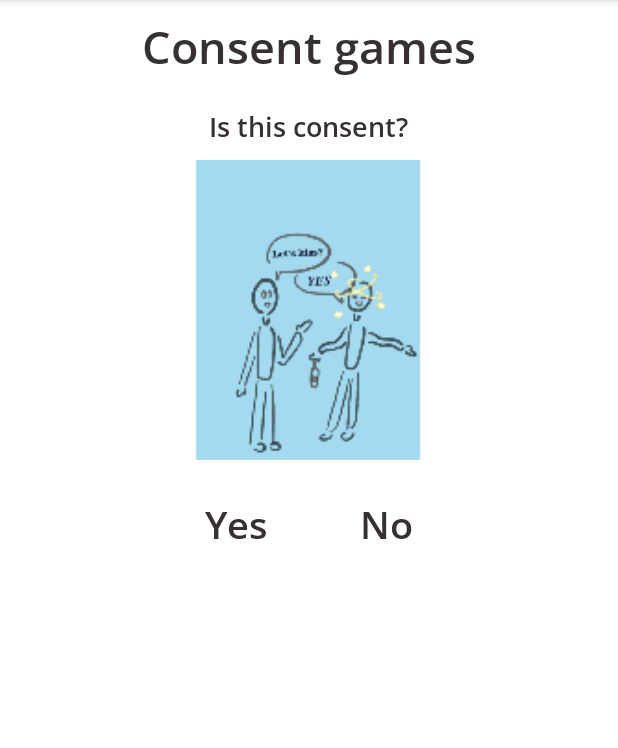
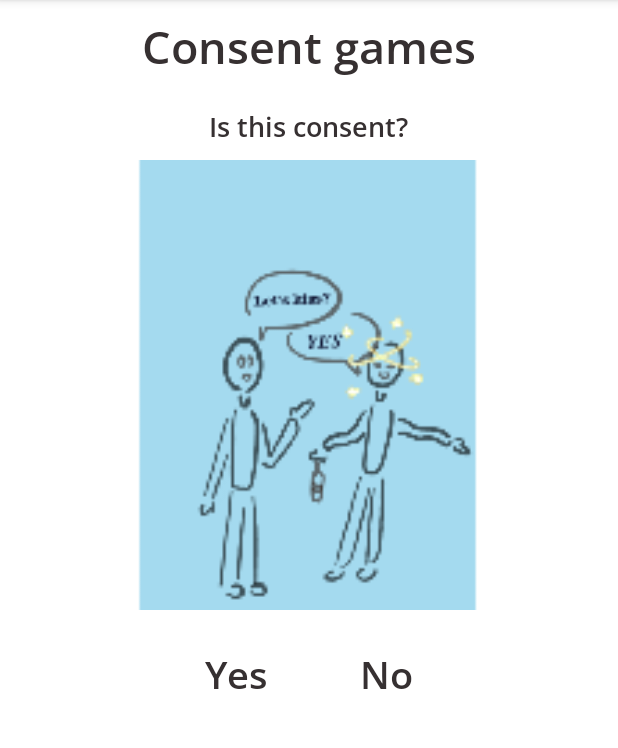
Before and after one commit to aseel21-meet/ilithyia, an Android app: the Consent screen opened directly, with no data from a screen before it, on a phone screen of 412 x 824 dp, the part 84-832 px from its top. Run offline under Robolectric (Android 15) with nearby library versions, the light colour scheme and no system bars; our stand-ins replace Firebase (no records; nobody signed in at launch, a user with empty details on screens opened directly); Roboto replaces fonts that are not available here.

Commit message:
commit mid lgbtq game done- Aseel

```diff
--- a/app/src/main/java/com/example/ilithyia/Consent.java
+++ b/app/src/main/java/com/example/ilithyia/Consent.java
@@ -14,6 +14,11 @@ import android.widget.Button;
 import android.widget.ImageView;
 import android.widget.TextView;
 
+import com.google.firebase.auth.FirebaseAuth;
+import com.google.firebase.auth.FirebaseUser;
+import com.google.firebase.database.DatabaseReference;
+import com.google.firebase.database.FirebaseDatabase;
+
 import java.util.Random;
 import java.util.Timer;
 import java.util.TimerTask;
@@ -25,7 +30,9 @@ public class Consent extends AppCompatActivity implements View.OnClickListener{
     private ImageView pic;
     private final Random rand=new Random();
     private boolean isYes;
-
+    private DatabaseReference userref;
+    private FirebaseUser user;
+    private String userID;
 
 
     @Override
@@ -71,6 +78,12 @@ public class Consent extends AppCompatActivity implements View.OnClickListener{
             pic.setImageResource(R.mipmap.swan_coins_round);
             nobtn.setText("");
             yesbtn.setText("you gained a score of "+score);
+            user = FirebaseAuth.getInstance().getCurrentUser();
+            userref= FirebaseDatabase.getInstance("https://ilithy-64c52-default-rtdb.europe-west1.firebasedatabase.app/").getReference("Users");
+            userID=user.getUid();
+            LoggedInPro.TOTAL_SCORE=LoggedInPro.TOTAL_SCORE+score;
+            userref.child(userID).child("score").setValue(LoggedInPro.TOTAL_SCORE);
+
         }
         else{
             senerio();
--- a/app/src/main/java/com/example/ilithyia/LoggedInPro.java
+++ b/app/src/main/java/com/example/ilithyia/LoggedInPro.java
@@ -47,6 +47,7 @@ public class LoggedInPro extends AppCompatActivity implements View.OnClickListen
     private MessageArrayAdapter arrayAdapter;
     private User userprofile;
     private boolean isPro;
+    public static int TOTAL_SCORE;
 
     @Override
     protected void onCreate(Bundle savedInstanceState) {
@@ -80,6 +81,7 @@ public class LoggedInPro extends AppCompatActivity implements View.OnClickListen
                 if(userprofile!=null)
                 {
                     scoresofar.setText(userprofile.getScore()+"");
+                    TOTAL_SCORE=userprofile.getScore();
                     isPro=userprofile.getIsPro();
                    //String thing= userref.child(userID).child("score").getValue()+"";
 
--- a/app/src/main/java/com/example/ilithyia/lgbtqGameActivity.java
+++ b/app/src/main/java/com/example/ilithyia/lgbtqGameActivity.java
@@ -138,11 +138,13 @@ public class lgbtqGameActivity extends AppCompatActivity implements View.OnClick
         trans7.setText("Transgender flag");
         asexual8.setText("Asexual flag");
         submit.setEnabled(false);
-        instructions.setText("Score is "+score);
+
         user = FirebaseAuth.getInstance().getCurrentUser();
         userref= FirebaseDatabase.getInstance("https://ilithy-64c52-default-rtdb.europe-west1.firebasedatabase.app/").getReference("Users");
         userID=user.getUid();
-
+        LoggedInPro.TOTAL_SCORE=LoggedInPro.TOTAL_SCORE+score;
+        userref.child(userID).child("score").setValue(LoggedInPro.TOTAL_SCORE);
+        instructions.setText("Score is "+score);
 
 
     }//onclick
--- a/app/src/main/res/layout/activity_consent.xml
+++ b/app/src/main/res/layout/activity_consent.xml
@@ -32,8 +32,8 @@
         />
     <ImageView
         android:id="@+id/pic"
-        android:layout_width="200dp"
-        android:layout_height="200dp"
+        android:layout_width="300dp"
+        android:layout_height="300dp"
         android:layout_gravity="center"/>
 
     <LinearLayout
```
